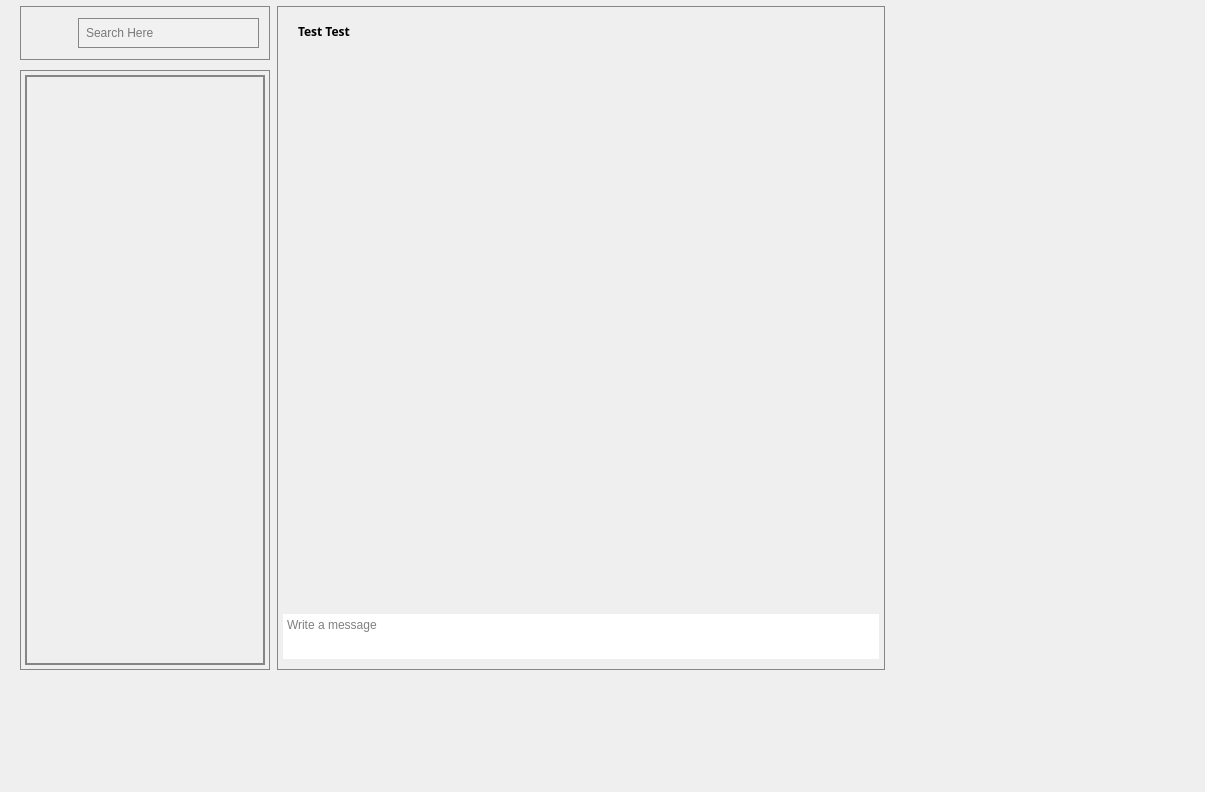
Qt form homepage.ui (sanazshokrzadeh/Messanger_throw_10) before a commit.
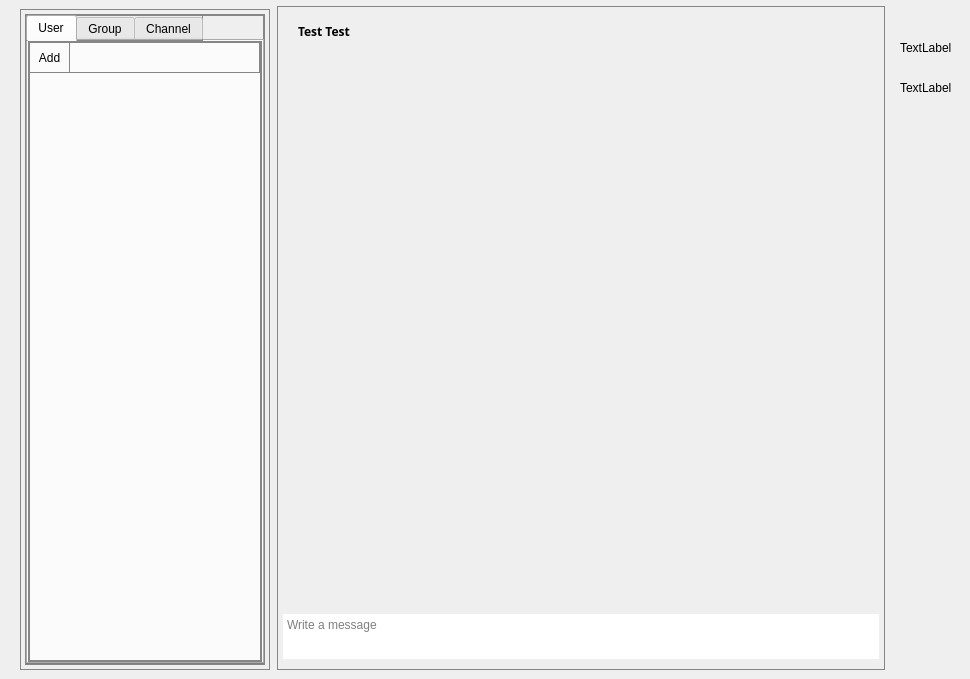
The same form after that commit. Icons and pictures are not drawn.

What changed in the file:
```diff
--- a/homepage.ui
+++ b/homepage.ui
@@ -6,112 +6,13 @@
    <rect>
     <x>0</x>
     <y>0</y>
-    <width>1205</width>
-    <height>792</height>
+    <width>970</width>
+    <height>679</height>
    </rect>
   </property>
   <property name="windowTitle">
    <string>Dialog</string>
   </property>
-  <widget class="QWidget" name="widget" native="true">
-   <property name="geometry">
-    <rect>
-     <x>20</x>
-     <y>6</y>
-     <width>250</width>
-     <height>54</height>
-    </rect>
-   </property>
-   <property name="sizePolicy">
-    <sizepolicy hsizetype="Preferred" vsizetype="Fixed">
-     <horstretch>0</horstretch>
-     <verstretch>0</verstretch>
-    </sizepolicy>
-   </property>
-   <property name="minimumSize">
-    <size>
-     <width>150</width>
-     <height>50</height>
-    </size>
-   </property>
-   <property name="maximumSize">
-    <size>
-     <width>250</width>
-     <height>16777215</height>
-    </size>
-   </property>
-   <property name="styleSheet">
-    <string notr="true">border-style: solid;
-border-width: 1px;
-border-color: rgb(134, 134, 134);</string>
-   </property>
-   <layout class="QHBoxLayout" name="horizontalLayout">
-    <property name="leftMargin">
-     <number>2</number>
-    </property>
-    <property name="topMargin">
-     <number>2</number>
-    </property>
-    <property name="rightMargin">
-     <number>11</number>
-    </property>
-    <property name="bottomMargin">
-     <number>2</number>
-    </property>
-    <item>
-     <widget class="QPushButton" name="settingsButton">
-      <property name="sizePolicy">
-       <sizepolicy hsizetype="Minimum" vsizetype="Preferred">
-        <horstretch>0</horstretch>
-        <verstretch>0</verstretch>
-       </sizepolicy>
-      </property>
-      <property name="styleSheet">
-       <string notr="true">QPushButton {
-	border-style: solid;
-	border-width: 0px;
-	border-radius:20px;
-	width: 50px;
-	height: 50px;
-}
-
-QPushButton:hover {
-	
-	background-color: rgb(190, 190, 190);
-}</string>
-      </property>
-      <property name="icon">
-       <iconset>
-        <normaloff>../Zapchat-main/res/icon/menu_icon.png</normaloff>../Zapchat-main/res/icon/menu_icon.png</iconset>
-      </property>
-     </widget>
-    </item>
-    <item>
-     <widget class="QLineEdit" name="search_le">
-      <property name="minimumSize">
-       <size>
-        <width>0</width>
-        <height>30</height>
-       </size>
-      </property>
-      <property name="styleSheet">
-       <string notr="true">padding-left:5px;
-background-color: rgb(241, 241, 241);
-vorder-width:0px;</string>
-      </property>
-      <property name="frame">
-       <bool>true</bool>
-      </property>
-      <property name="cursorPosition">
-       <number>0</number>
-      </property>
-      <property name="placeholderText">
-       <string>Search Here</string>
-      </property>
-     </widget>
-    </item>
-   </layout>
-  </widget>
   <widget class="QWidget" name="layoutWidget">
    <property name="geometry">
     <rect>
@@ -134,9 +35,9 @@
    <property name="geometry">
     <rect>
      <x>20</x>
-     <y>70</y>
+     <y>9</y>
      <width>250</width>
-     <height>600</height>
+     <height>661</height>
     </rect>
    </property>
    <property name="sizePolicy">
@@ -186,7 +87,7 @@
          <x>0</x>
          <y>0</y>
          <width>238</width>
-         <height>588</height>
+         <height>649</height>
         </rect>
        </property>
        <layout class="QVBoxLayout" name="verticalLayout_4">
@@ -205,6 +106,100 @@
         <property name="bottomMargin">
          <number>0</number>
         </property>
+        <item>
+         <widget class="QTabWidget" name="tabWidget">
+          <property name="currentIndex">
+           <number>0</number>
+          </property>
+          <widget class="QWidget" name="tab">
+           <attribute name="title">
+            <string>User</string>
+           </attribute>
+           <widget class="QWidget" name="widget_6" native="true">
+            <property name="geometry">
+             <rect>
+              <x>0</x>
+              <y>0</y>
+              <width>231</width>
+              <height>31</height>
+             </rect>
+            </property>
+            <widget class="QPushButton" name="pushButton_add_on_homepage">
+             <property name="enabled">
+              <bool>true</bool>
+             </property>
+             <property name="geometry">
+              <rect>
+               <x>0</x>
+               <y>0</y>
+               <width>41</width>
+               <height>32</height>
+              </rect>
+             </property>
+             <property name="text">
+              <string>Add</string>
+             </property>
+            </widget>
+           </widget>
+          </widget>
+          <widget class="QWidget" name="tab_3">
+           <attribute name="title">
+            <string>Group</string>
+           </attribute>
+           <widget class="QWidget" name="widget" native="true">
+            <property name="geometry">
+             <rect>
+              <x>0</x>
+              <y>0</y>
+              <width>231</width>
+              <height>31</height>
+             </rect>
+            </property>
+            <widget class="QPushButton" name="pushButtonadd">
+             <property name="geometry">
+              <rect>
+               <x>0</x>
+               <y>0</y>
+               <width>41</width>
+               <height>32</height>
+              </rect>
+             </property>
+             <property name="text">
+              <string>Add</string>
+             </property>
+            </widget>
+           </widget>
+          </widget>
+          <widget class="QWidget" name="tab_2">
+           <attribute name="title">
+            <string>Channel</string>
+           </attribute>
+           <widget class="QWidget" name="widget_5" native="true">
+            <property name="geometry">
+             <rect>
+              <x>0</x>
+              <y>0</y>
+              <width>231</width>
+              <height>31</height>
+             </rect>
+            </property>
+            <widget class="QPushButton" name="pushButtonaddchannel">
+             <property name="geometry">
+              <rect>
+               <x>0</x>
+               <y>0</y>
+               <width>41</width>
+               <height>32</height>
+              </rect>
+             </property>
+             <property name="text">
+              <string>Add</string>
+             </property>
+            </widget>
+           </widget>
+          </widget>
+         </widget>
+        </item>
        </layout>
       </widget>
      </widget>
@@ -392,6 +387,34 @@
          </property>
         </widget>
        </item>
+       <item>
+        <widget class="QPushButton" name="settingsButton">
+         <property name="sizePolicy">
+          <sizepolicy hsizetype="Minimum" vsizetype="Preferred">
+           <horstretch>0</horstretch>
+           <verstretch>0</verstretch>
+          </sizepolicy>
+         </property>
+         <property name="styleSheet">
+          <string notr="true">QPushButton {
+	border-style: solid;
+	border-width: 0px;
+	border-radius:20px;
+	width: 50px;
+	height: 50px;
+}
+
+QPushButton:hover {
+	
+	background-color: rgb(190, 190, 190);
+}</string>
+         </property>
+         <property name="icon">
+          <iconset>
+           <normaloff>../Zapchat-main/res/icon/menu_icon.png</normaloff>../Zapchat-main/res/icon/menu_icon.png</iconset>
+         </property>
+        </widget>
+       </item>
        <item>
         <widget class="QPushButton" name="moreButton">
          <property name="minimumSize">
@@ -577,6 +600,32 @@
     </item>
    </layout>
   </widget>
+  <widget class="QLabel" name="label">
+   <property name="geometry">
+    <rect>
+     <x>900</x>
+     <y>40</y>
+     <width>58</width>
+     <height>16</height>
+    </rect>
+   </property>
+   <property name="text">
+    <string>TextLabel</string>
+   </property>
+  </widget>
+  <widget class="QLabel" name="label_2">
+   <property name="geometry">
+    <rect>
+     <x>900</x>
+     <y>80</y>
+     <width>58</width>
+     <height>16</height>
+    </rect>
+   </property>
+   <property name="text">
+    <string>TextLabel</string>
+   </property>
+  </widget>
  </widget>
  <resources/>
  <connections/>
```
Left out of the diff: 5 changed lines with no effect on the pictures.
